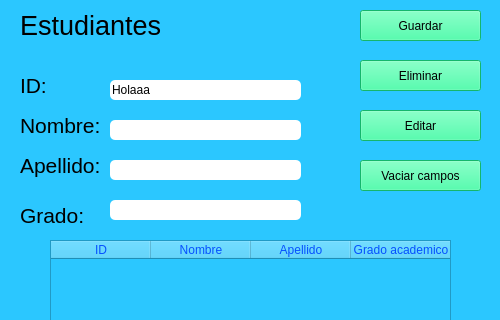
Before: the Qt Designer form Interfaz.ui in FranciscoMelen10/Practica-con-Qt-Desinger-y-Mysql, drawn with Qt 5; both pictures show x 0 to 500 and y 0 to 320 of the 500 by 500 pixel window.
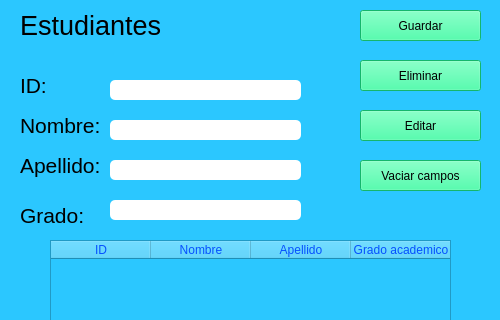
After: the same form once the commit is applied.

The edit to the form file:
```diff
--- a/Interfaz.ui
+++ b/Interfaz.ui
@@ -112,7 +112,7 @@
 border-radius: 5px;</string>
     </property>
     <property name="text">
-     <string>Holaaa</string>
+     <string/>
     </property>
    </widget>
    <widget class="QPushButton" name="BT_Eliminar">
```
Left out of the diff: 2 changed lines with no effect on the pictures.
